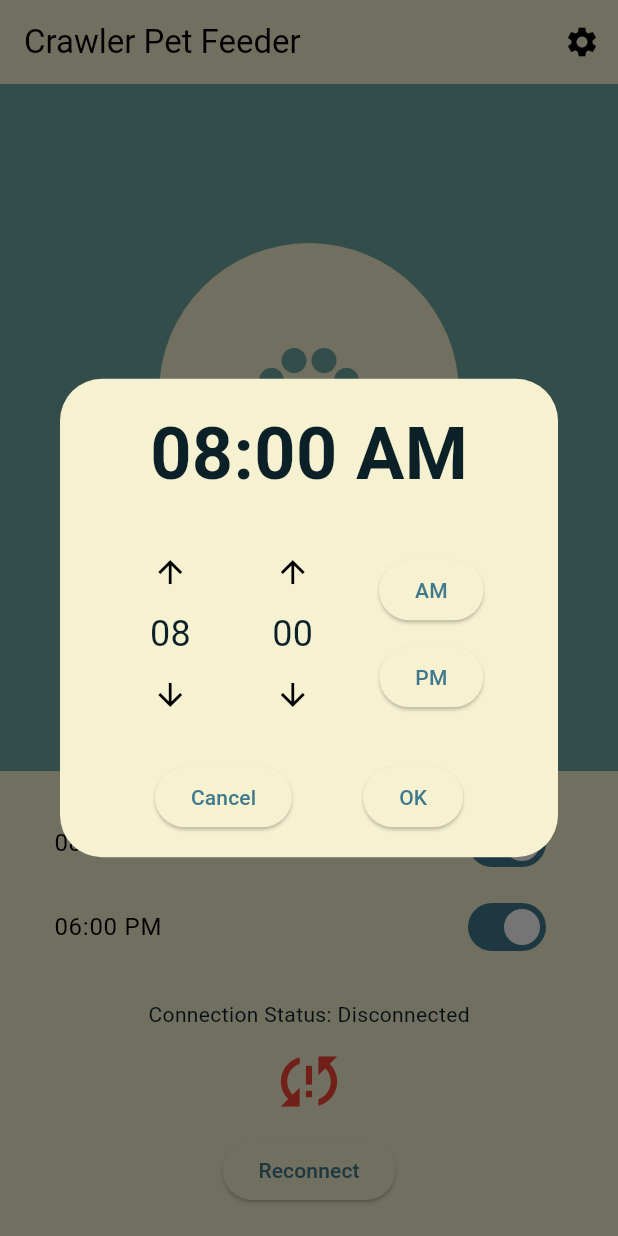
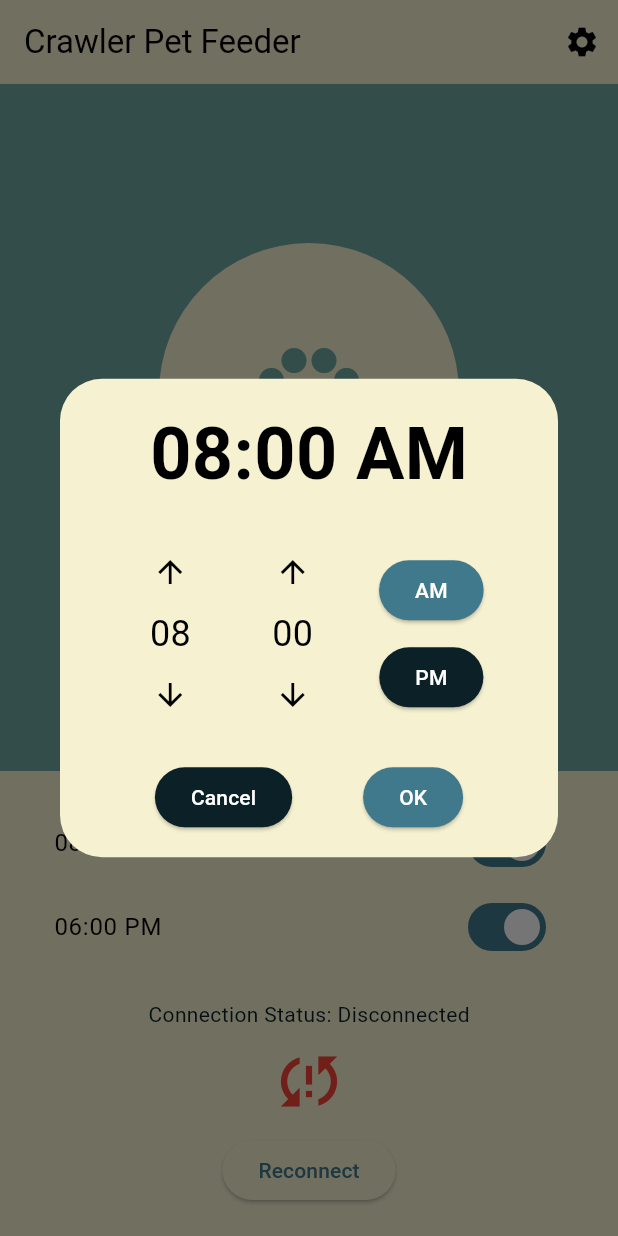
Before and after one commit to menezmethod/pet_feeder_esp_ui, a Flutter app: the screen it shows after launch, after a tap on an icon or button, on a phone screen of 412 x 824 dp. Run offline on Flutter 3.47's test engine with Material 3 defaults, Android fonts, the phone set to English and light mode, and no system bars; our stand-ins replace flutter_blue; missing offline and left inert: mqtt_client.

Commit message:
Fixed time picker noon bug

```diff
--- a/lib/features/pet_feeder/presentation/widgets/custom_time_picker.dart
+++ b/lib/features/pet_feeder/presentation/widgets/custom_time_picker.dart
@@ -25,7 +25,13 @@ class _CustomTimePickerState extends State<CustomTimePicker> {
 
   @override
   Widget build(BuildContext context) {
+    final theme = Theme.of(context);
+    final primaryColor = theme.colorScheme.primary;
+    final surfaceColor = theme.colorScheme.surface;
+    final onSurfaceColor = theme.colorScheme.onSurface;
+
     return Dialog(
+      backgroundColor: surfaceColor,
       child: Container(
         padding: EdgeInsets.all(16),
         child: Column(
@@ -33,7 +39,7 @@ class _CustomTimePickerState extends State<CustomTimePicker> {
           children: [
             Text(
               '${_hour.toString().padLeft(2, '0')}:${_minute.toString().padLeft(2, '0')} ${_isAM ? 'AM' : 'PM'}',
-              style: TextStyle(fontSize: 48, fontWeight: FontWeight.bold),
+              style: TextStyle(fontSize: 48, fontWeight: FontWeight.bold, color: onSurfaceColor),
             ),
             SizedBox(height: 20),
             Row(
@@ -63,6 +69,14 @@ class _CustomTimePickerState extends State<CustomTimePicker> {
                   children: [
                     ElevatedButton(
                       child: Text('AM'),
+                      style: ButtonStyle(
+                        backgroundColor: MaterialStateProperty.all(
+                          _isAM ? primaryColor : theme.colorScheme.secondary,
+                        ),
+                        foregroundColor: MaterialStateProperty.all(
+                          _isAM ? theme.colorScheme.onPrimary : theme.colorScheme.onSecondary,
+                        ),
+                      ),
                       onPressed: () {
                         setState(() {
                           _isAM = true;
@@ -72,6 +86,14 @@ class _CustomTimePickerState extends State<CustomTimePicker> {
                     SizedBox(height: 10),
                     ElevatedButton(
                       child: Text('PM'),
+                      style: ButtonStyle(
+                        backgroundColor: MaterialStateProperty.all(
+                          !_isAM ? primaryColor : theme.colorScheme.secondary,
+                        ),
+                        foregroundColor: MaterialStateProperty.all(
+                          !_isAM ? theme.colorScheme.onPrimary : theme.colorScheme.onSecondary,
+                        ),
+                      ),
                       onPressed: () {
                         setState(() {
                           _isAM = false;
@@ -88,15 +110,28 @@ class _CustomTimePickerState extends State<CustomTimePicker> {
               children: [
                 ElevatedButton(
                   child: Text('Cancel'),
+                  style: ButtonStyle(
+                    backgroundColor: MaterialStateProperty.all(theme.colorScheme.secondary),
+                    foregroundColor: MaterialStateProperty.all(theme.colorScheme.onSecondary),
+                  ),
                   onPressed: () {
                     Navigator.of(context).pop();
                   },
                 ),
                 ElevatedButton(
                   child: Text('OK'),
+                  style: ButtonStyle(
+                    backgroundColor: MaterialStateProperty.all(primaryColor),
+                    foregroundColor: MaterialStateProperty.all(theme.colorScheme.onPrimary),
+                  ),
                   onPressed: () {
-                    final selectedHour = (_isAM && _hour == 12) ? 0 : (_isAM ? _hour : _hour + 12);
-                    Navigator.of(context).pop(TimeOfDay(hour: selectedHour % 24, minute: _minute));
+                    int selectedHour;
+                    if (_isAM) {
+                      selectedHour = _hour == 12 ? 0 : _hour;
+                    } else {
+                      selectedHour = _hour == 12 ? 12 : _hour + 12;
+                    }
+                    Navigator.of(context).pop(TimeOfDay(hour: selectedHour, minute: _minute));
                   },
                 ),
               ],
@@ -113,20 +148,23 @@ class _CustomTimePickerState extends State<CustomTimePicker> {
     required int maxValue,
     required ValueChanged<int> onChanged,
   }) {
+    final theme = Theme.of(context);
+    final onSurfaceColor = theme.colorScheme.onSurface;
+
     return Column(
       children: [
         IconButton(
-          icon: Icon(Icons.arrow_upward),
+          icon: Icon(Icons.arrow_upward, color: onSurfaceColor),
           onPressed: () {
             onChanged((value + 1 > maxValue) ? minValue : value + 1);
           },
         ),
         Text(
           value.toString().padLeft(2, '0'),
-          style: TextStyle(fontSize: 24),
+          style: TextStyle(fontSize: 24, color: onSurfaceColor),
         ),
         IconButton(
-          icon: Icon(Icons.arrow_downward),
+          icon: Icon(Icons.arrow_downward, color: onSurfaceColor),
           onPressed: () {
             onChanged((value - 1 < minValue) ? maxValue : value - 1);
           },
```
